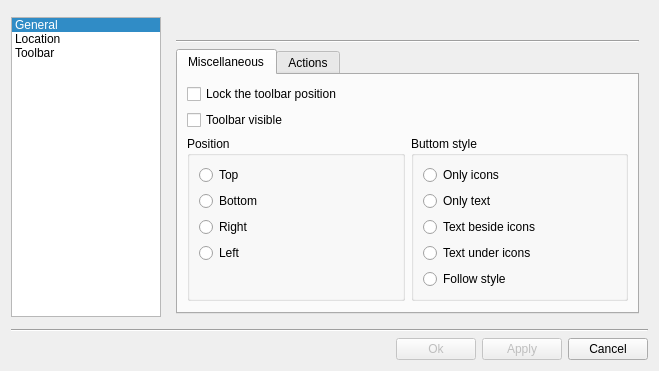
Qt form src/forms/configdialog.ui (hawaii-desktop/eyesight) before a commit.
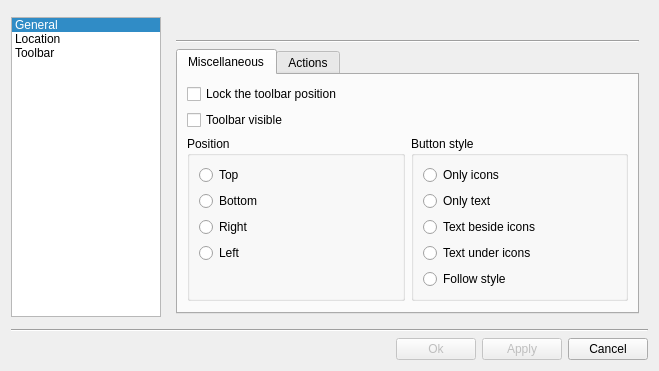
The same form after that commit. The open tabs and pages were chosen to show the change.

What changed in the file:
```diff
--- a/src/forms/configdialog.ui
+++ b/src/forms/configdialog.ui
@@ -770,7 +770,7 @@
                <item>
                 <widget class="QGroupBox" name="groupBox_2">
                  <property name="title">
-                  <string>Buttom style</string>
+                  <string>Button style</string>
                  </property>
                  <layout class="QVBoxLayout" name="verticalLayout_10">
                   <item>
```
Left out of the diff: 18 changed lines with no effect on the pictures.
